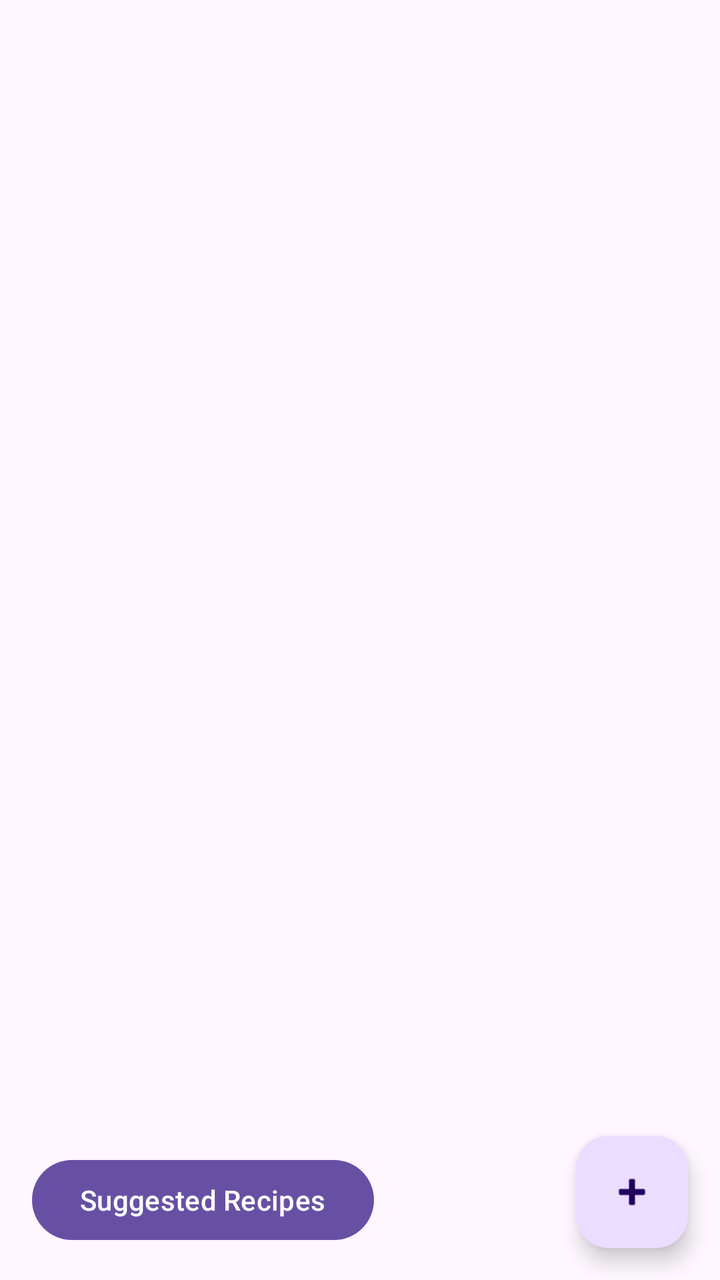
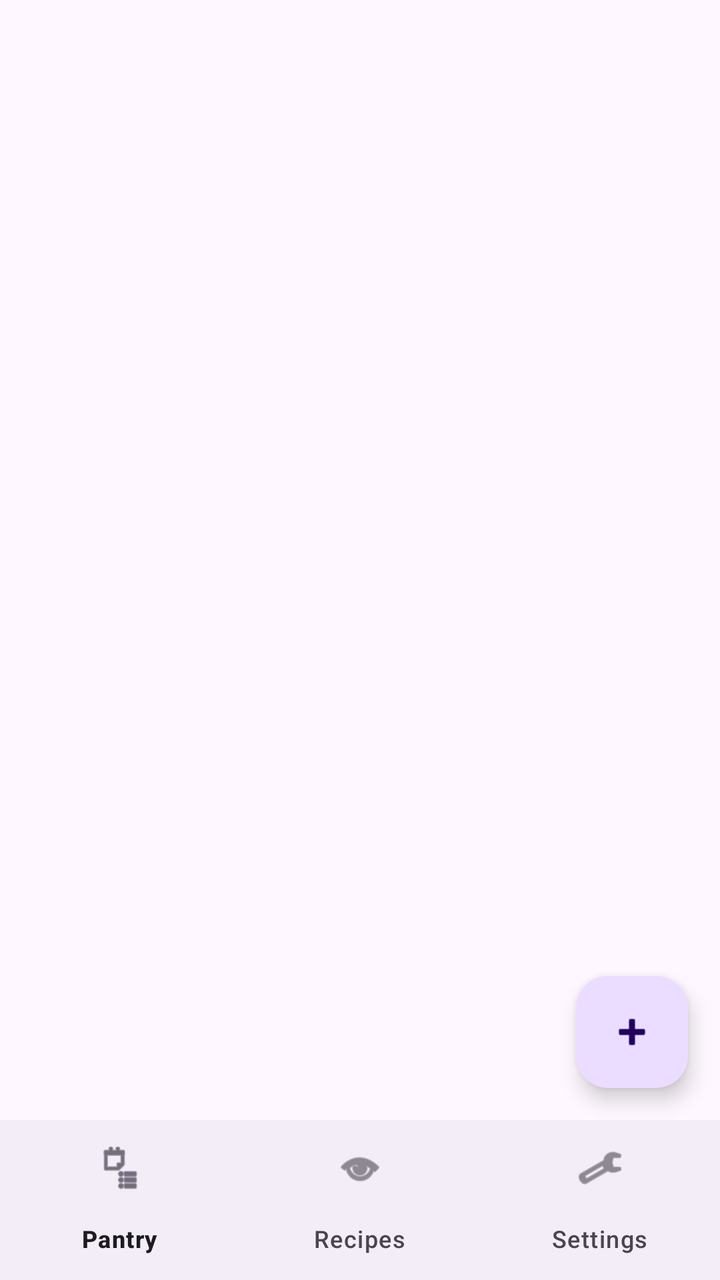

Compare the two renders of this Android layout. The source of the first and the diff that turns it into the second are given below.
<!-- AndroidManifest.xml: application theme Theme.SmartPantryManager -->
<!-- res/layout/activity_main.xml -->
<?xml version="1.0" encoding="utf-8"?>
<androidx.constraintlayout.widget.ConstraintLayout
    xmlns:android="http://schemas.android.com/apk/res/android"
    xmlns:app="http://schemas.android.com/apk/res-auto"
    android:id="@+id/main"
    android:layout_width="match_parent"
    android:layout_height="match_parent">

    <androidx.recyclerview.widget.RecyclerView
        android:id="@+id/recyclerPantry"
        android:layout_width="0dp"
        android:layout_height="0dp"
        app:layout_constraintTop_toTopOf="parent"
        app:layout_constraintBottom_toBottomOf="parent"
        app:layout_constraintStart_toStartOf="parent"
        app:layout_constraintEnd_toEndOf="parent" />

    <TextView
        android:id="@+id/textEmpty"
        android:layout_width="wrap_content"
        android:layout_height="wrap_content"
        android:text="Your pantry is empty. Add some ingredients!"
        android:visibility="gone"
        app:layout_constraintTop_toTopOf="parent"
        app:layout_constraintBottom_toBottomOf="parent"
        app:layout_constraintStart_toStartOf="parent"
        app:layout_constraintEnd_toEndOf="parent" />

    <com.google.android.material.floatingactionbutton.FloatingActionButton
        android:id="@+id/fabAdd"
        android:layout_width="wrap_content"
        android:layout_height="wrap_content"
        android:layout_margin="16dp"
        android:contentDescription="Add ingredient"
        android:src="@android:drawable/ic_input_add"
        app:layout_constraintBottom_toBottomOf="parent"
        app:layout_constraintEnd_toEndOf="parent" />
    <Button
        android:id="@+id/buttonSuggested"
        android:layout_width="wrap_content"
        android:layout_height="wrap_content"
        android:layout_margin="16dp"
        android:text="Suggested Recipes"
        app:layout_constraintBottom_toBottomOf="parent"
        app:layout_constraintStart_toStartOf="parent" />
</androidx.constraintlayout.widget.ConstraintLayout>
<!-- resources referenced by this layout -->
<resources>
  <style name="Theme.SmartPantryManager" parent="Base.Theme.SmartPantryManager" />
  <style name="Base.Theme.SmartPantryManager" parent="Theme.Material3.DayNight.NoActionBar">
          
          
      </style>
</resources>

<!-- the commit's change to res/layout/activity_main.xml (unified diff, before → after) -->
@@ -11,7 +11,7 @@
         android:layout_width="0dp"
         android:layout_height="0dp"
         app:layout_constraintTop_toTopOf="parent"
-        app:layout_constraintBottom_toBottomOf="parent"
+        app:layout_constraintBottom_toTopOf="@id/bottomNav"
         app:layout_constraintStart_toStartOf="parent"
         app:layout_constraintEnd_toEndOf="parent" />
 
@@ -22,7 +22,7 @@
         android:text="Your pantry is empty. Add some ingredients!"
         android:visibility="gone"
         app:layout_constraintTop_toTopOf="parent"
-        app:layout_constraintBottom_toBottomOf="parent"
+        app:layout_constraintBottom_toTopOf="@id/bottomNav"
         app:layout_constraintStart_toStartOf="parent"
         app:layout_constraintEnd_toEndOf="parent" />
 
@@ -33,14 +33,16 @@
         android:layout_margin="16dp"
         android:contentDescription="Add ingredient"
         android:src="@android:drawable/ic_input_add"
+        app:layout_constraintBottom_toTopOf="@id/bottomNav"
+        app:layout_constraintEnd_toEndOf="parent" />
+
+    <com.google.android.material.bottomnavigation.BottomNavigationView
+        android:id="@+id/bottomNav"
+        android:layout_width="0dp"
+        android:layout_height="wrap_content"
+        app:menu="@menu/bottom_nav_menu"
+        app:paddingBottomSystemWindowInsets="false"
         app:layout_constraintBottom_toBottomOf="parent"
+        app:layout_constraintStart_toStartOf="parent"
         app:layout_constraintEnd_toEndOf="parent" />
-    <Button
-        android:id="@+id/buttonSuggested"
-        android:layout_width="wrap_content"
-        android:layout_height="wrap_content"
-        android:layout_margin="16dp"
-        android:text="Suggested Recipes"
-        app:layout_constraintBottom_toBottomOf="parent"
-        app:layout_constraintStart_toStartOf="parent" />
 </androidx.constraintlayout.widget.ConstraintLayout>
